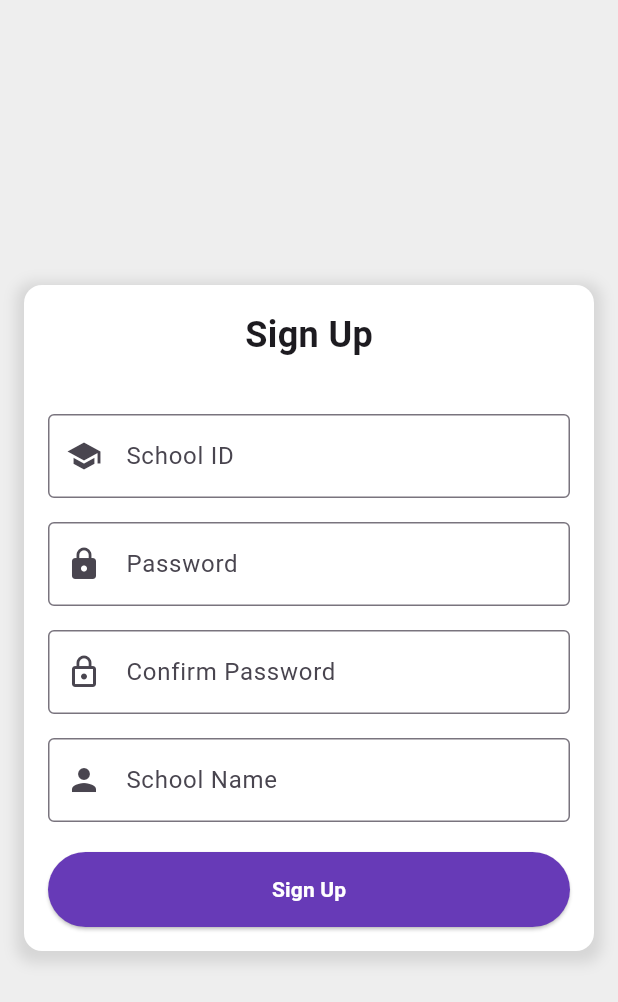
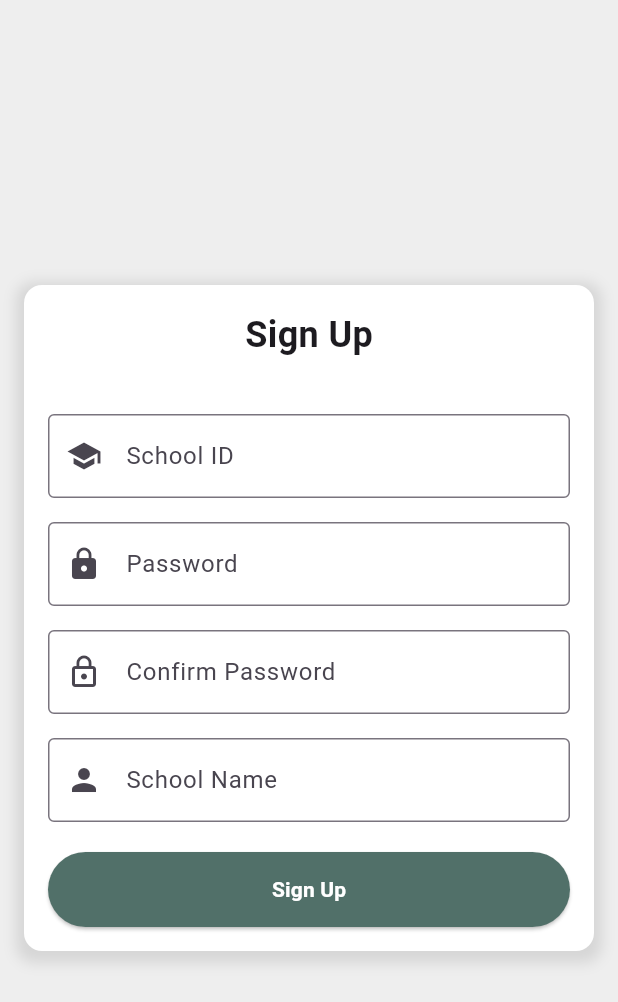
Before and after one commit to Vasilnk/student-app-with-provider, a Flutter app: the SignUpPage screen opened directly, on a phone screen of 412 x 824 dp. Shown: the top 1002 px of the screen. Run offline on Flutter 3.47's test engine with Material 3 defaults, Android fonts, the light colour scheme and no system bars; our stand-ins replace file_picker, hive, hive_flutter, image_picker, shared_preferences; accounts and stored records are empty.

Commit message:
completed 2

```diff
--- a/lib/main.dart
+++ b/lib/main.dart
@@ -13,7 +13,6 @@ Future<void> main() async {
     Hive.registerAdapter(StudentDBModelAdapter());
   }
   await Hive.openBox<StudentDBModel>('students');
-  // await Hive.openBox<Uint8List>('image');
   runApp(const MyApp());
 }
 
@@ -30,10 +29,8 @@ class MyApp extends StatelessWidget {
       child: MaterialApp(
         theme: ThemeData(
             appBarTheme: const AppBarTheme(
-          // centerTitle: true,
-
+          centerTitle: true,
           color: Color.fromARGB(255, 81, 112, 105),
-          // color: Color.fromARGB(255, 226, 224, 224),
           titleTextStyle: TextStyle(
               fontWeight: FontWeight.bold,
               fontSize: 25,
--- a/lib/providers/students_provider.dart
+++ b/lib/providers/students_provider.dart
@@ -24,5 +24,5 @@ class StudentsProvider with ChangeNotifier {
     notifyListeners();
   }
 
-  StudentDBModel? getStudent(String id) => studentBox.get(id);
+  StudentDBModel? getStudent(int id) => studentBox.get(id);
 }
--- a/lib/screens/list_view.dart
+++ b/lib/screens/list_view.dart
@@ -26,7 +26,7 @@ class ListViewBuilder extends StatelessWidget {
               Navigator.push(
                   context,
                   MaterialPageRoute(
-                      builder: (context) => ProfilePage(student)));
+                      builder: (context) => ProfilePage(student.id)));
             },
             title: Text(
               student.name,
--- a/lib/screens/login.dart
+++ b/lib/screens/login.dart
@@ -103,7 +103,7 @@ class LoginPage extends StatelessWidget {
                       }
                     },
                     style: ElevatedButton.styleFrom(
-                      backgroundColor: Colors.deepPurple,
+                      backgroundColor: const Color.fromARGB(255, 81, 112, 105),
                       minimumSize: const Size(double.infinity, 50.0),
                     ),
                     child: const Text(
--- a/lib/screens/logout.dart
+++ b/lib/screens/logout.dart
@@ -13,7 +13,7 @@ logoutFunction(BuildContext context) {
           actions: [
             TextButton(
               onPressed: () {
-                Navigator.of(context).pop(); // Close dialog
+                Navigator.of(context).pop();
               },
               child: const Text('No'),
             ),
--- a/lib/screens/signup.dart
+++ b/lib/screens/signup.dart
@@ -134,7 +134,8 @@ class SignUpPage extends StatelessWidget {
                         }
                       },
                       style: ElevatedButton.styleFrom(
-                        backgroundColor: Colors.deepPurple,
+                        backgroundColor:
+                            const Color.fromARGB(255, 81, 112, 105),
                         minimumSize: const Size(double.infinity, 50.0),
                       ),
                       child: const Text(
--- a/lib/screens/splash_screen.dart
+++ b/lib/screens/splash_screen.dart
@@ -2,6 +2,7 @@ import 'package:flutter/material.dart';
 import 'package:provider/provider.dart';
 import 'package:student_app/providers/login_provider.dart';
 import 'package:student_app/screens/home_page.dart';
+import 'package:student_app/screens/login.dart';
 
 class SplashScreen extends StatefulWidget {
   const SplashScreen({super.key});
@@ -31,7 +32,7 @@ class _SplashScreenState extends State<SplashScreen> {
     } else {
       Navigator.pushReplacement(
         context,
-        MaterialPageRoute(builder: (context) => const HomePage()),
+        MaterialPageRoute(builder: (context) => LoginPage()),
       );
     }
   }
--- a/lib/utils.dart
+++ b/lib/utils.dart
@@ -30,7 +30,11 @@ class Utils {
   ];
 
   static List<Map<String, dynamic>> sidePanelItems = [
-    {'icon': Icons.person, 'title': 'Profile', 'screen': SchoolProfileScreen()},
+    {
+      'icon': Icons.person,
+      'title': 'Profile',
+      'screen': const SchoolProfileScreen()
+    },
     {
       'icon': Icons.logout_outlined,
       'title': 'Log Out',
```
Also changed, not shown: lib/database/db_functions.dart (deleted, +0 -40 lines), lib/screens/grid_view.dart (+15 -6 lines), lib/screens/student_profile.dart (+8 -3 lines).
